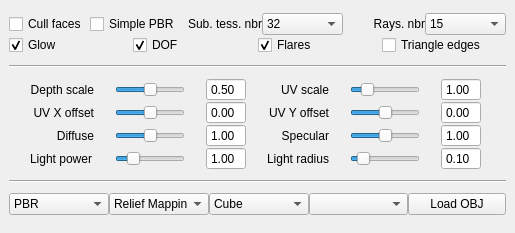
Qt form Sources/dockwidget3dsettings.ui (kmkolasinski/AwesomeBump) before a commit.
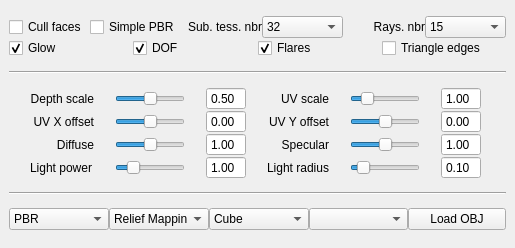
The same form after that commit.

Diff of the .ui file:
```diff
--- a/Sources/dockwidget3dsettings.ui
+++ b/Sources/dockwidget3dsettings.ui
@@ -10,7 +10,7 @@
     <x>0</x>
     <y>0</y>
     <width>515</width>
-    <height>233</height>
+    <height>248</height>
    </rect>
   </property>
   <property name="sizePolicy">
@@ -933,6 +933,9 @@
       <property name="spacing">
        <number>0</number>
       </property>
+      <property name="sizeConstraint">
+       <enum>QLayout::SetMinimumSize</enum>
+      </property>
       <item>
        <widget class="QComboBox" name="comboBoxShadingModel">
         <property name="sizePolicy">
@@ -1111,7 +1114,7 @@
         </property>
         <property name="maximumSize">
          <size>
-          <width>100</width>
+          <width>1000</width>
           <height>16777215</height>
          </size>
         </property>
```
